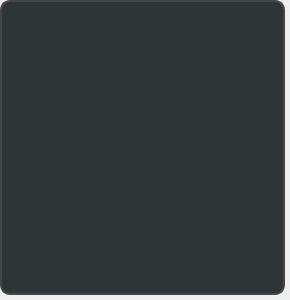
Qt form reminderscontainer.ui (alvi-khan/Marshal) before a commit.
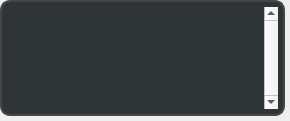
The same form after that commit.

The edit to the form file:
```diff
--- a/reminderscontainer.ui
+++ b/reminderscontainer.ui
@@ -7,7 +7,7 @@
     <x>0</x>
     <y>0</y>
     <width>290</width>
-    <height>300</height>
+    <height>121</height>
    </rect>
   </property>
   <property name="minimumSize">
@@ -19,7 +19,7 @@
   <property name="maximumSize">
    <size>
     <width>16777215</width>
-    <height>500</height>
+    <height>300</height>
    </size>
   </property>
   <property name="windowTitle">
@@ -81,10 +81,30 @@
 {
 	border: none;
 	background-color: rgb(47, 52, 55);
+}
+
+QScrollBar:vertical {
+    border: 0px;
+    background:transparent;
+    width: 5px;
+    margin: 5px 0px 5px 0px;
+}
+QScrollBar::handle:vertical {
+    background: rgb(30, 30, 30);
+    min-height: 0px;
+	border-radius: 2px;
+}
+
+QScrollBar::add-page:vertical, QScrollBar::sub-page:vertical {
+    background: none;
+}
+
+QScrollBar::add-line:vertical, QScrollBar::sub-line:vertical {
+    height: 0 px;
 }</string>
         </property>
         <property name="verticalScrollBarPolicy">
-         <enum>Qt::ScrollBarAlwaysOff</enum>
+         <enum>Qt::ScrollBarAlwaysOn</enum>
         </property>
         <property name="widgetResizable">
          <bool>true</bool>
@@ -97,8 +117,8 @@
           <rect>
            <x>0</x>
            <y>0</y>
-           <width>271</width>
-           <height>281</height>
+           <width>266</width>
+           <height>102</height>
           </rect>
          </property>
          <property name="styleSheet">
@@ -115,7 +135,7 @@
            <number>0</number>
           </property>
           <property name="rightMargin">
-           <number>0</number>
+           <number>5</number>
           </property>
           <property name="bottomMargin">
            <number>0</number>
```
